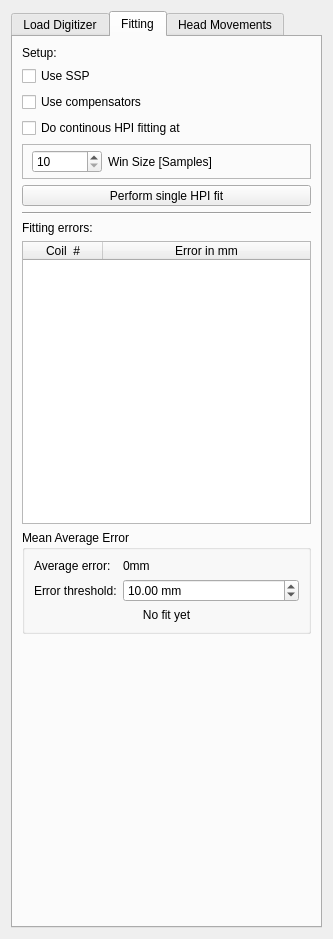
Qt form libraries/disp/viewers/formfiles/hpisettingsview.ui (mne-tools/mne-cpp) before a commit.
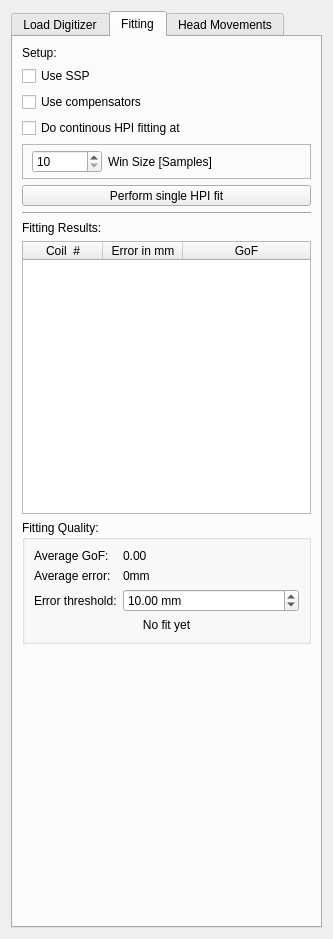
The same form after that commit. The open tabs and pages were chosen to show the change.

```diff
--- a/libraries/disp/viewers/formfiles/hpisettingsview.ui
+++ b/libraries/disp/viewers/formfiles/hpisettingsview.ui
@@ -411,7 +411,7 @@
        <item>
         <widget class="QLabel" name="label_11">
          <property name="text">
-          <string>Fitting errors:</string>
+          <string>Fitting Results:</string>
          </property>
          <property name="alignment">
           <set>Qt::AlignLeading|Qt::AlignLeft|Qt::AlignVCenter</set>
@@ -454,12 +454,17 @@
            <string>Error in mm</string>
           </property>
          </column>
+         <column>
+          <property name="text">
+           <string>GoF</string>
+          </property>
+         </column>
         </widget>
        </item>
        <item>
         <widget class="QGroupBox" name="groupBox_2">
          <property name="title">
-          <string>Mean Average Error</string>
+          <string>Fitting Quality:</string>
          </property>
          <property name="flat">
           <bool>false</bool>
@@ -468,7 +473,7 @@
           <bool>false</bool>
          </property>
          <layout class="QFormLayout" name="formLayout_4">
-          <item row="0" column="0">
+          <item row="1" column="0">
            <widget class="QLabel" name="label_2">
             <property name="text">
              <string>Average error:</string>
@@ -478,7 +483,7 @@
             </property>
            </widget>
           </item>
-          <item row="0" column="1">
+          <item row="1" column="1">
            <widget class="QLabel" name="m_label_averagedFitError">
             <property name="text">
              <string>0mm</string>
@@ -488,14 +493,14 @@
             </property>
            </widget>
           </item>
-          <item row="1" column="0">
+          <item row="2" column="0">
            <widget class="QLabel" name="label">
             <property name="text">
              <string>Error threshold:</string>
             </property>
            </widget>
           </item>
-          <item row="1" column="1">
+          <item row="2" column="1">
            <widget class="QDoubleSpinBox" name="m_doubleSpinBox_maxHPIContinousDist">
             <property name="suffix">
              <string> mm</string>
@@ -508,7 +513,7 @@
             </property>
            </widget>
           </item>
-          <item row="2" column="0" colspan="2">
+          <item row="3" column="0" colspan="2">
            <widget class="QLabel" name="m_label_fitFeedback">
             <property name="text">
              <string>No fit yet</string>
@@ -518,6 +523,20 @@
             </property>
            </widget>
           </item>
+          <item row="0" column="0">
+           <widget class="QLabel" name="label_average_gof">
+            <property name="text">
+             <string>Average GoF:</string>
+            </property>
+           </widget>
+          </item>
+          <item row="0" column="1">
+           <widget class="QLabel" name="m_average_gof_set">
+            <property name="text">
+             <string>0.00</string>
+            </property>
+           </widget>
+          </item>
          </layout>
         </widget>
        </item>
```
Left out of the diff: 2 changed lines with no effect on the pictures.
